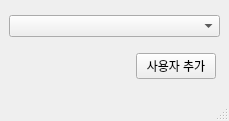
Old version of the form ui/scoreboard_form.ui in the repository 100dlswjd/score_calculator.
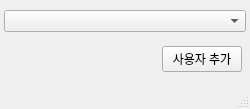
New version of the form.

Diff of the .ui file:
```diff
--- a/ui/scoreboard_form.ui
+++ b/ui/scoreboard_form.ui
@@ -6,15 +6,42 @@
    <rect>
     <x>0</x>
     <y>0</y>
-    <width>229</width>
-    <height>121</height>
+    <width>250</width>
+    <height>109</height>
    </rect>
   </property>
+  <property name="minimumSize">
+   <size>
+    <width>250</width>
+    <height>0</height>
+   </size>
+  </property>
+  <property name="maximumSize">
+   <size>
+    <width>250</width>
+    <height>16777215</height>
+   </size>
+  </property>
   <property name="windowTitle">
    <string>Scoreboard</string>
   </property>
   <widget class="QWidget" name="centralwidget">
    <layout class="QVBoxLayout" name="verticalLayout">
+    <property name="spacing">
+     <number>4</number>
+    </property>
+    <property name="leftMargin">
+     <number>4</number>
+    </property>
+    <property name="topMargin">
+     <number>4</number>
+    </property>
+    <property name="rightMargin">
+     <number>4</number>
+    </property>
+    <property name="bottomMargin">
+     <number>4</number>
+    </property>
     <item>
      <widget class="QComboBox" name="comboBox_site"/>
     </item>
```
Left out of the diff: 4 changed lines with no effect on the pictures.
